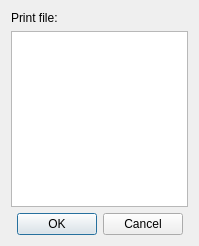
NeoTheFox/RepRaptor, file sdwindow.ui: the form before one commit.
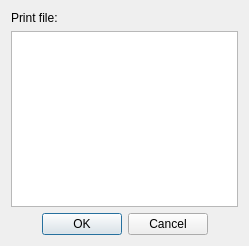
The form after the commit.

Commit message: SD card fixes

```diff
--- a/sdwindow.ui
+++ b/sdwindow.ui
@@ -6,7 +6,7 @@
    <rect>
     <x>0</x>
     <y>0</y>
-    <width>199</width>
+    <width>249</width>
     <height>246</height>
    </rect>
   </property>
```
The commit also changes 1 other file.
